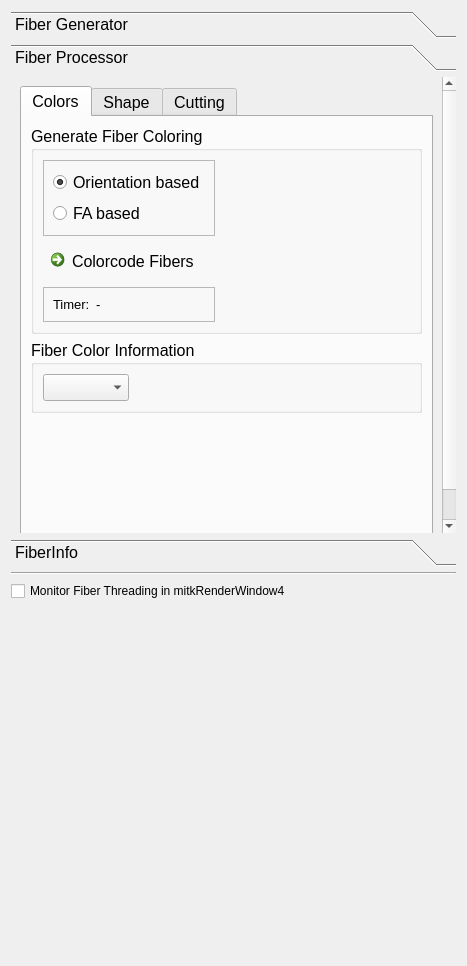
Above: Modules/Bundles/org.mitk.gui.qt.diffusionimaging/src/internal/QmitkFiberBundleDeveloperViewControls.ui from MITK/MITK before the change. Below: the same form after it.
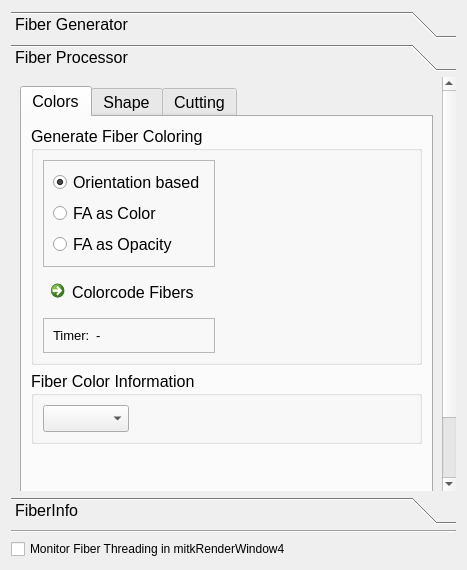
That is the form after the change. The open tabs and pages were chosen to show the change. Icons and pictures are not drawn.

Commit message: fix color selection issues

Diff of the .ui file:
```diff
--- a/Modules/Bundles/org.mitk.gui.qt.diffusionimaging/src/internal/QmitkFiberBundleDeveloperViewControls.ui
+++ b/Modules/Bundles/org.mitk.gui.qt.diffusionimaging/src/internal/QmitkFiberBundleDeveloperViewControls.ui
@@ -7,7 +7,7 @@
     <x>0</x>
     <y>0</y>
     <width>467</width>
-    <height>966</height>
+    <height>570</height>
    </rect>
   </property>
   <property name="windowTitle">
@@ -466,8 +466,8 @@
        <rect>
         <x>0</x>
         <y>0</y>
-        <width>443</width>
-        <height>403</height>
+        <width>445</width>
+        <height>472</height>
        </rect>
       </property>
       <attribute name="label">
@@ -512,7 +512,14 @@
                  <item row="1" column="0">
                   <widget class="QRadioButton" name="radioButton_ColorFA">
                    <property name="text">
-                    <string>FA based</string>
+                    <string>FA as Color</string>
+                   </property>
+                  </widget>
+                 </item>
+                 <item row="2" column="0">
+                  <widget class="QRadioButton" name="radioButton_OpacityFA">
+                   <property name="text">
+                    <string>FA as Opacity</string>
                    </property>
                   </widget>
                  </item>
```
Left out of the diff: 10 changed lines with no effect on the pictures. The commit also changes 6 other files.
